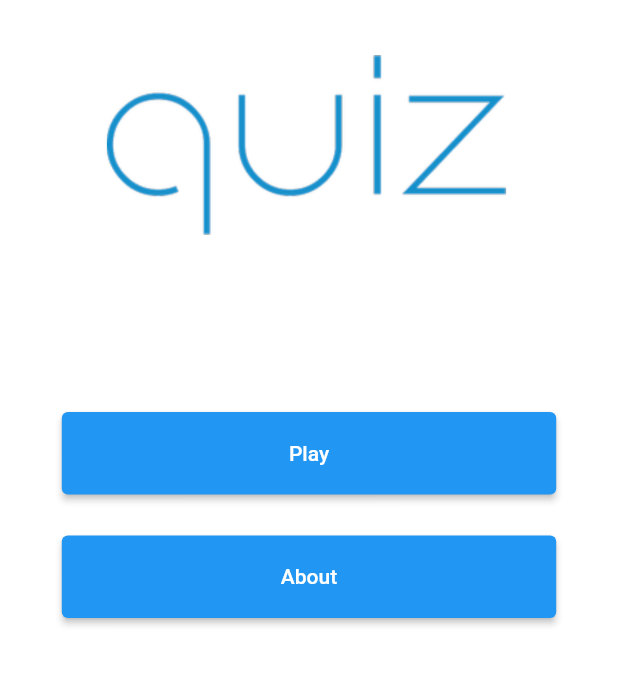
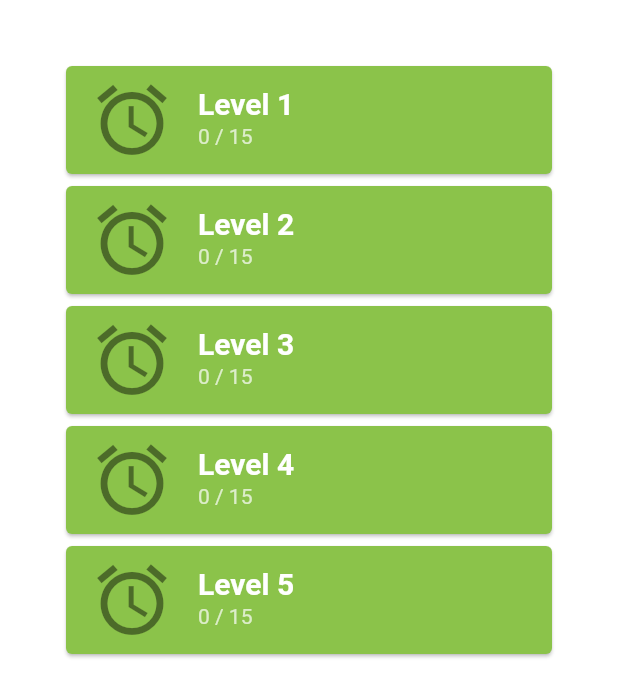
Before and after one commit to nigelcardozo/quiz_test, a Flutter app: the screen it shows after launch, on a phone screen of 412 x 824 dp. Shown: the top 697 px of the screen. Run offline on Flutter 3.47's test engine with Material 2 defaults, Android fonts, the light colour scheme and no system bars; generated files the repository leaves out were written again.

Commit message:
Added level selection screen

```diff
--- a/lib/l10n/app_en.arb
+++ b/lib/l10n/app_en.arb
@@ -6,5 +6,6 @@
   "openRoute": "Open Route",
   "goBack": "Go Back",
   "menuPlay": "Play",
-  "menuAbout": "About"
+  "menuAbout": "About",
+  "menuLevel": "Level"
 }
--- a/lib/l10n/app_es.arb
+++ b/lib/l10n/app_es.arb
@@ -6,5 +6,6 @@
   "openRoute": "Ruta Abierta",
   "goBack": "Regresa",
   "menuPlay": "Juego",
-  "menuAbout": "Sobre"
+  "menuAbout": "Sobre",
+  "menuLevel": "Nivel"
 }
--- a/lib/main.dart
+++ b/lib/main.dart
@@ -1,7 +1,7 @@
 import 'package:flutter/material.dart';
 import 'package:flutter_localizations/flutter_localizations.dart';
 import 'package:flutter_gen/gen_l10n/app_localizations.dart';
-import 'package:quiz_test/routes/FirstRoute.dart';
+import 'package:quiz_test/routes/LevelSelectionScreen.dart';
 import 'package:quiz_test/routes/MainMenu.dart';
 
 void main() {
@@ -38,8 +38,8 @@ class MyApp extends StatelessWidget {
         // is not restarted.
         primarySwatch: Colors.blue,
       ),
-      //home: FirstRoute(),
-      home: MainMenu(),
+      //home: MainMenu(),
+      home: LevelSelectionScreen(),
     );
   }
 }
--- /dev/null
+++ b/lib/routes/LevelSelectionScreen.dart
@@ -0,0 +1,117 @@
+import 'dart:math';
+
+import 'package:flutter/material.dart';
+import 'package:flutter_gen/gen_l10n/app_localizations.dart';
+import 'dart:developer';
+
+class LevelSelectionScreen extends StatelessWidget {
+  const LevelSelectionScreen({Key? key}) : super(key: key);
+
+  @override
+  Widget build(BuildContext context) {
+    final List<String> entries = <String>[
+      AppLocalizations.of(context)!.menuLevel + " 1",
+      AppLocalizations.of(context)!.menuLevel + " 2",
+      AppLocalizations.of(context)!.menuLevel + " 3",
+      AppLocalizations.of(context)!.menuLevel + " 4",
+      AppLocalizations.of(context)!.menuLevel + " 5",
+    ];
+
+    return Scaffold(
+      backgroundColor: Colors.white,
+      body: SafeArea(
+        child: ListView.builder(
+            padding: const EdgeInsets.all(40),
+            itemCount: entries.length,
+            itemBuilder: (BuildContext context, int index) {
+              return Card(
+                color: Colors.lightGreen,
+                child: ListTile(
+                  leading: LayoutBuilder(builder: (context, constraint) {
+                    return new Icon(Icons.access_alarms,
+                        size: constraint.biggest.height);
+                  }),
+                  // leading: Icon(Icons.account_circle),
+                  title: Text(
+                    entries[index],
+                    style: TextStyle(
+                      fontSize: 20.0,
+                      color: Colors.white,
+                      fontWeight: FontWeight.w600,
+                    ),
+                  ),
+                  subtitle:
+                      Text('0 / 15', style: TextStyle(color: Colors.white70)),
+                  onTap: () {
+                    print('Pressed $index');
+                  },
+                ),
+              );
+            }),
+
+        // child: ListView(
+        //   children: [
+        //     Ink(
+        //       color: Colors.lightGreen,
+        //       child: ListTile(
+        //         title: Text('With lightGreen background'),
+        //         onTap: () {
+        //           print('Pressed');
+        //         },
+        //       ),
+        //     ),
+        //   ],
+        // ),
+
+        // child: ListView.builder(
+        //     padding: const EdgeInsets.all(40),
+        //     itemCount: entries.length,
+        //     itemBuilder: (BuildContext context, int index) {
+        //       return Card(
+        //         child: ListTile(
+        //           tileColor: Colors.green,
+        //           focusColor: Colors.greenAccent,
+        //           hoverColor: Colors.blue,
+        //           selectedTileColor: Colors.deepPurple,
+        //           title: Center(child: Text(entries[index])),
+        //           onTap: () {
+        //             print('Pressed');
+        //             //Navigator.of(context).push(MaterialPageRoute(builder: (context)=>FruitDetail(fruitDataModel: Fruitdata[index],)));
+        //           },
+        //         ),
+        //       );
+        //     }),
+      ),
+    );
+  }
+}
+
+Flexible generateHeightSpacer(double height) {
+  return Flexible(
+      child: FractionallySizedBox(
+    heightFactor: height,
+  ));
+}
+
+Flexible generateLogo(double width) {
+  return Flexible(
+    child: FractionallySizedBox(
+      widthFactor: width,
+      child: Image(image: AssetImage('assets/images/quizlogo.png')),
+    ),
+  );
+}
+
+Flexible generateMenuButton(double width, double height, String menuText) {
+  return Flexible(
+      child: FractionallySizedBox(
+    widthFactor: width,
+    heightFactor: height,
+    child: ElevatedButton(
+      child: Text(menuText),
+      onPressed: () {
+        print('Pressed');
+      },
+    ),
+  ));
+}
--- a/lib/routes/MainMenu.dart
+++ b/lib/routes/MainMenu.dart
@@ -1,5 +1,6 @@
 import 'package:flutter/material.dart';
 import 'package:flutter_gen/gen_l10n/app_localizations.dart';
+import 'package:quiz_test/routes/LevelSelectionScreen.dart';
 
 class MainMenu extends StatelessWidget {
   const MainMenu({Key? key}) : super(key: key);
```
